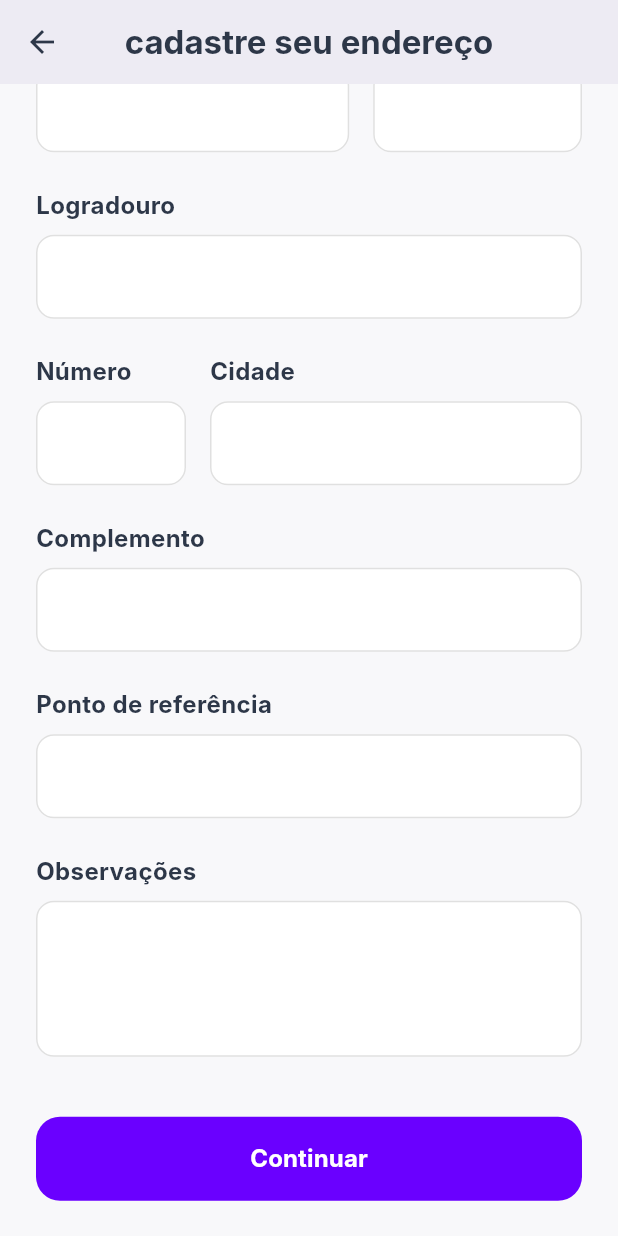
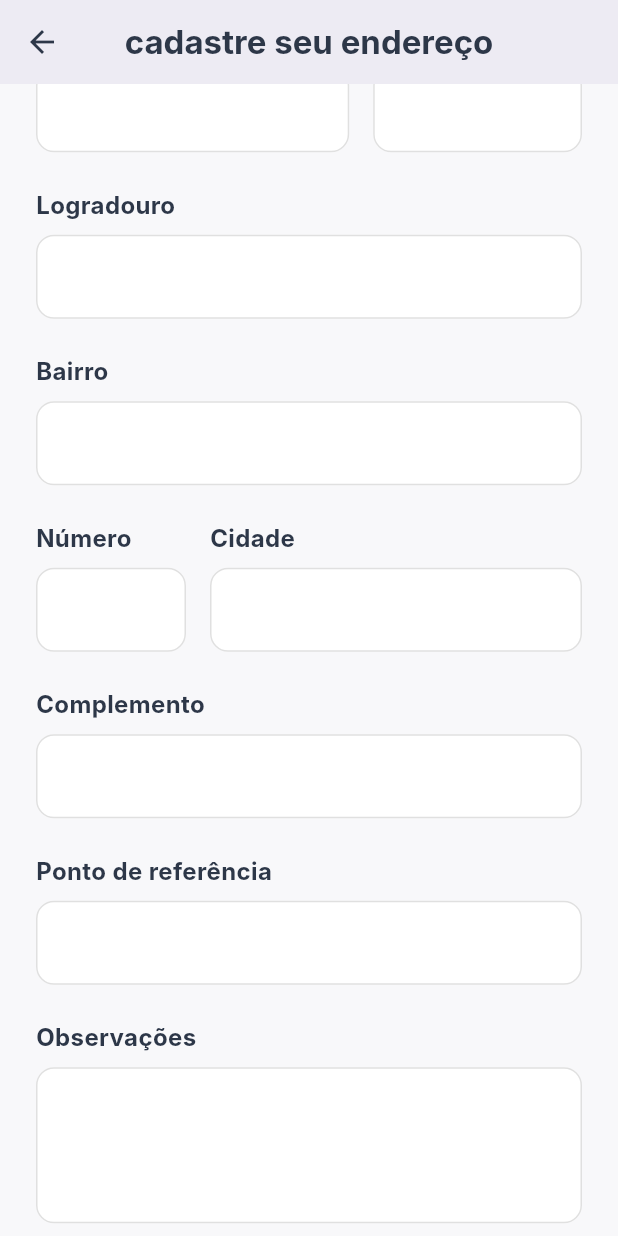
Before and after one commit to jeancodelucas/wtg_front, a Flutter app: the CreatePromotionStep2Screen screen opened directly with empty values, scrolled down 413 dp, on a phone screen of 412 x 824 dp. Run offline on Flutter 3.47's test engine with Material 3 defaults, Android fonts, the phone set to English and light mode, and no system bars; our stand-ins replace dotted_border, geocoding, geolocator, google_maps_flutter, google_sign_in, image_picker and 2 more; accounts and stored records are empty; Roboto replaces fonts that are missing (Inter); project files that could hold a hidden picture were left out.

Commit message:
Atualização na interface para criar promotions

```diff
--- a/lib/screens/promotion/create_promotion_step2_screen.dart
+++ b/lib/screens/promotion/create_promotion_step2_screen.dart
@@ -35,17 +35,20 @@ class _CreatePromotionStep2ScreenState extends State<CreatePromotionStep2Screen>
   final _apiService = ApiService();
   final _locationService = LocationService();
   bool _isLoading = false;
+  bool _isFetchingCep = false; // Estado para o loading do CEP
 
-  // Controladores e FocusNode para o CEP
+  // Controladores e FocusNode
   final _cepController = TextEditingController();
   final _cepFocusNode = FocusNode();
   final _ufController = TextEditingController();
   final _logradouroController = TextEditingController();
+  final _neighborhoodController = TextEditingController(); // NOVO CONTROLLER
   final _cidadeController = TextEditingController();
   final _numeroController = TextEditingController();
-  final _complementoController = TextEditingController(); // Controller adicionado
+  final _complementoController = TextEditingController();
   final _pontoReferenciaController = TextEditingController();
   final _observacoesController = TextEditingController();
+  final _numeroFocusNode = FocusNode();
 
   // Variáveis de estado para o mapa
   GoogleMapController? _mapController;
@@ -57,6 +60,7 @@ class _CreatePromotionStep2ScreenState extends State<CreatePromotionStep2Screen>
   void initState() {
     super.initState();
     _fetchCurrentUserLocation();
+    // Listener para buscar o CEP quando o foco sair do campo
     _cepFocusNode.addListener(() {
       if (!_cepFocusNode.hasFocus) {
         _fetchAddressFromCep();
@@ -70,11 +74,13 @@ class _CreatePromotionStep2ScreenState extends State<CreatePromotionStep2Screen>
     _cepFocusNode.dispose();
     _ufController.dispose();
     _logradouroController.dispose();
+    _neighborhoodController.dispose();
     _cidadeController.dispose();
     _numeroController.dispose();
     _complementoController.dispose();
     _pontoReferenciaController.dispose();
     _observacoesController.dispose();
+    _numeroFocusNode.dispose();
     _mapController?.dispose();
     super.dispose();
   }
@@ -85,18 +91,16 @@ class _CreatePromotionStep2ScreenState extends State<CreatePromotionStep2Screen>
     if (position != null) {
       _updateMapLocation(LatLng(position.latitude, position.longitude));
     } else {
-      // Fallback para uma localização padrão se a do usuário falhar
       _updateMapLocation(const LatLng(-8.057838, -34.870639));
     }
     setState(() => _mapIsLoading = false);
   }
 
   Future<void> _fetchAddressFromCep() async {
-    FocusScope.of(context).unfocus();
     final cep = _cepController.text.replaceAll(RegExp(r'[^0-9]'), '');
     if (cep.length != 8) return;
 
-    setState(() => _isLoading = true);
+    setState(() => _isFetchingCep = true);
     try {
       final uri = Uri.parse('https://viacep.com.br/ws/$cep/json/');
       final response = await http.get(uri);
@@ -104,9 +108,15 @@ class _CreatePromotionStep2ScreenState extends State<CreatePromotionStep2Screen>
         final data = jsonDecode(response.body);
         if (data['erro'] == true) throw Exception('CEP não encontrado.');
 
-        _logradouroController.text = data['logradouro'] ?? '';
-        _cidadeController.text = data['localidade'] ?? '';
-        _ufController.text = data['uf'] ?? '';
+        setState(() {
+          _logradouroController.text = data['logradouro'] ?? '';
+          _neighborhoodController.text = data['bairro'] ?? ''; // Preenche o Bairro
+          _cidadeController.text = data['localidade'] ?? '';
+          _ufController.text = data['uf'] ?? '';
+        });
+
+        // Move o foco para o campo de número para o usuário preencher
+        FocusScope.of(context).requestFocus(_numeroFocusNode);
         await _geocodeAndCenterMap();
       } else {
         throw Exception('Não foi possível buscar o CEP.');
@@ -114,7 +124,7 @@ class _CreatePromotionStep2ScreenState extends State<CreatePromotionStep2Screen>
     } catch (e) {
       if (mounted) ScaffoldMessenger.of(context).showSnackBar(SnackBar(content: Text(e.toString().replaceAll("Exception: ", ""))));
     } finally {
-      if (mounted) setState(() => _isLoading = false);
+      if (mounted) setState(() => _isFetchingCep = false);
     }
   }
 
@@ -129,7 +139,7 @@ class _CreatePromotionStep2ScreenState extends State<CreatePromotionStep2Screen>
           CameraUpdate.newLatLngZoom(newLatLng, 16),
         );
       }
-    } catch (e) { /* Ignora erro */ }
+    } catch (e) { /* Ignora erro se o geocoding falhar */ }
   }
 
   void _updateMapLocation(LatLng latLng) {
@@ -159,10 +169,11 @@ class _CreatePromotionStep2ScreenState extends State<CreatePromotionStep2Screen>
       'addressData': {
         "address": _logradouroController.text,
         "number": int.tryParse(_numeroController.text) ?? 0,
+        "complement": _complementoController.text,
+        "neighborhood": _neighborhoodController.text, // NOVO CAMPO ADICIONADO
         "postalCode": _cepController.text.replaceAll(RegExp(r'[^0-9]'), ''),
         "reference": _pontoReferenciaController.text,
         "obs": _observacoesController.text,
-        "complement": _complementoController.text, // Campo adicionado
       },
       'coordinates': _currentLatLng,
     };
@@ -200,26 +211,40 @@ class _CreatePromotionStep2ScreenState extends State<CreatePromotionStep2Screen>
                 _buildInteractiveMap(),
                 const SizedBox(height: 32),
 
-                // --- NOVO LAYOUT DOS INPUTS ---
+                // --- LAYOUT DOS INPUTS COM BAIRRO ---
                 Row(
                   crossAxisAlignment: CrossAxisAlignment.start,
                   children: [
-                    Expanded(flex: 3, child: _buildTextField(label: 'CEP', controller: _cepController, keyboardType: TextInputType.number, focusNode: _cepFocusNode)),
+                    Expanded(
+                      flex: 3,
+                      child: _buildTextField(
+                        label: 'CEP',
+                        controller: _cepController,
+                        keyboardType: TextInputType.number,
+                        focusNode: _cepFocusNode,
+                        validator: (v) => v!.isEmpty ? 'Obrigatório' : null,
+                        suffixIcon: _isFetchingCep ? const Padding(padding: EdgeInsets.all(12.0), child: SizedBox(width: 20, height: 20, child: CircularProgressIndicator(strokeWidth: 2))) : null,
+                      )
+                    ),
                     const SizedBox(width: 16),
-                    Expanded(flex: 2, child: _buildTextField(label: 'UF', controller: _ufController, inputFormatters: [LengthLimitingTextInputFormatter(2)])),
+                    Expanded(flex: 2, child: _buildTextField(label: 'UF', controller: _ufController, inputFormatters: [LengthLimitingTextInputFormatter(2)], validator: (v) => v!.isEmpty ? 'Obrigatório' : null)),
                   ],
                 ),
                 const SizedBox(height: 24),
 
-                _buildTextField(label: 'Logradouro', controller: _logradouroController),
+                _buildTextField(label: 'Logradouro', controller: _logradouroController, validator: (v) => v!.isEmpty ? 'Obrigatório' : null),
+                const SizedBox(height: 24),
+
+                // NOVO CAMPO DE BAIRRO
+                _buildTextField(label: 'Bairro', controller: _neighborhoodController, validator: (v) => v!.isEmpty ? 'Obrigatório' : null),
                 const SizedBox(height: 24),
 
                 Row(
                   crossAxisAlignment: CrossAxisAlignment.start,
                   children: [
-                    SizedBox(width: 100, child: _buildTextField(label: 'Número', controller: _numeroController, keyboardType: TextInputType.number, inputFormatters: [LengthLimitingTextInputFormatter(5)])),
+                    SizedBox(width: 100, child: _buildTextField(label: 'Número', controller: _numeroController, focusNode: _numeroFocusNode, keyboardType: TextInputType.number, inputFormatters: [LengthLimitingTextInputFormatter(5)], validator: (v) => v!.isEmpty ? 'Obrigatório' : null)),
                     const SizedBox(width: 16),
-                    Expanded(child: _buildTextField(label: 'Cidade', controller: _cidadeController)),
+                    Expanded(child: _buildTextField(label: 'Cidade', controller: _cidadeController, validator: (v) => v!.isEmpty ? 'Obrigatório' : null)),
                   ],
                 ),
                 const SizedBox(height: 24),
@@ -320,7 +345,7 @@ class _CreatePromotionStep2ScreenState extends State<CreatePromotionStep2Screen>
     );
   }
 
-  Widget _buildTextField({required String label, required TextEditingController controller, TextInputType? keyboardType, List<TextInputFormatter>? inputFormatters, FocusNode? focusNode, bool isOptional = false, int maxLines = 1}) {
+  Widget _buildTextField({required String label, required TextEditingController controller, TextInputType? keyboardType, List<TextInputFormatter>? inputFormatters, FocusNode? focusNode, bool isOptional = false, int maxLines = 1, String? Function(String?)? validator, Widget? suffixIcon}) {
     return Column(
       crossAxisAlignment: CrossAxisAlignment.start,
       children: [
@@ -332,13 +357,14 @@ class _CreatePromotionStep2ScreenState extends State<CreatePromotionStep2Screen>
           keyboardType: keyboardType,
           inputFormatters: inputFormatters,
           maxLines: maxLines,
-          validator: (value) {
+          validator: validator ?? (value) {
             if (!isOptional && (value == null || value.isEmpty)) {
               return 'Campo obrigatório';
             }
             return null;
           },
           decoration: InputDecoration(
+            suffixIcon: suffixIcon,
             filled: true,
             fillColor: textFieldBackgroundColor,
             border: OutlineInputBorder(borderRadius: BorderRadius.circular(12), borderSide: const BorderSide(color: placeholderColor)),
```
Also changed, not shown: lib/screens/promotion/create_promotion_step1_screen.dart (+57 -4 lines), lib/screens/promotion/create_promotion_step3_screen.dart (+24 -4 lines), lib/screens/tabs/home_tab.dart (+44 -21 lines), lib/services/api_service.dart (+52 -52 lines).
